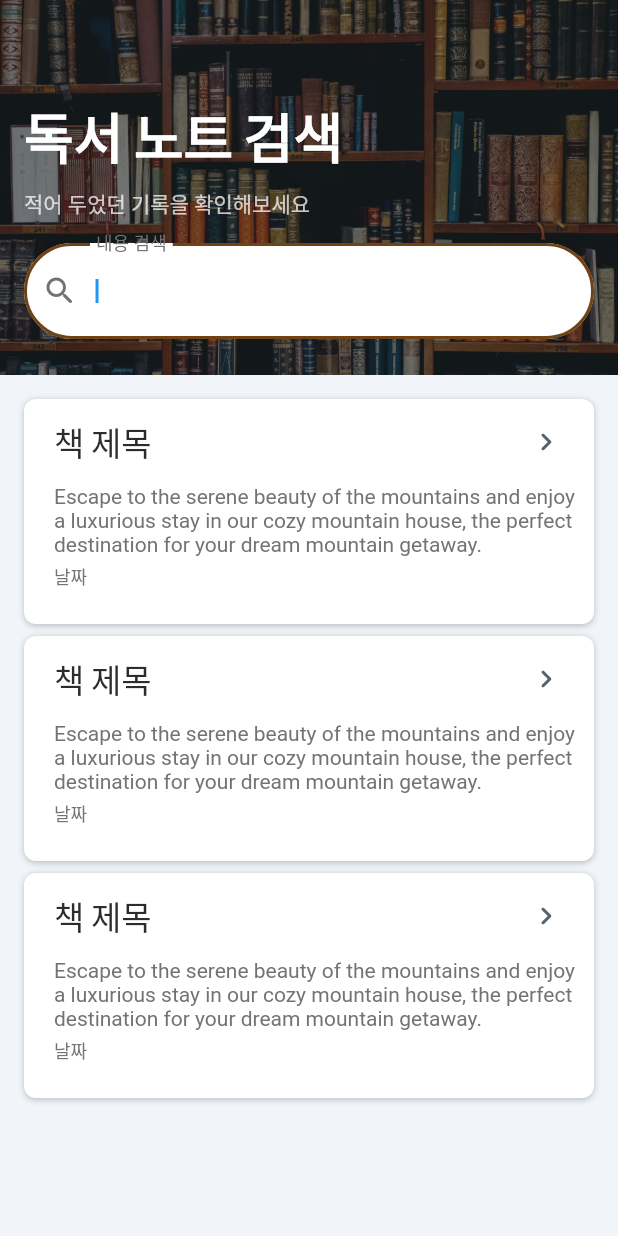
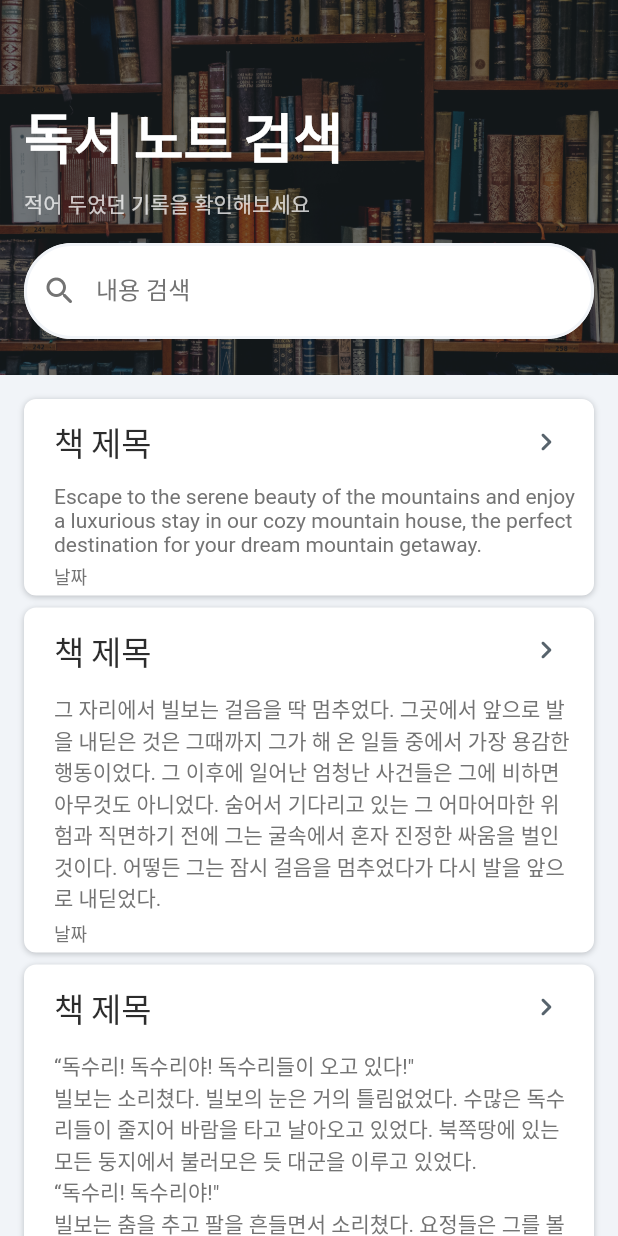
Before and after one commit to sonsalmon/Useo, a Flutter app: the NoteListScreenWidget screen opened by its route, on a phone screen of 412 x 824 dp. Run offline on Flutter 3.47's test engine with Material 2 defaults, Android fonts, the phone set to English and light mode, and no system bars; drawn by our look-alikes of auto_size_text; our stand-ins replace cached_network_image, flutter_animate, flutter_rating_bar, font_awesome_flutter, from_css_color, go_router and 6 more; missing offline and left inert: json_path; accounts and stored records are empty; Roboto replaces fonts that are missing (Readex Pro).

Commit message:
Update note list screen
노트 검새 스크린 구현

```diff
--- a/lib/screens/note_list_screen/note_list_screen_model.dart
+++ b/lib/screens/note_list_screen/note_list_screen_model.dart
@@ -1,21 +1,39 @@
-import '/flutter_flow/flutter_flow_theme.dart';
+import '../../backend/schema/structs/note_struct.dart';
 import '/flutter_flow/flutter_flow_util.dart';
-import 'package:auto_size_text/auto_size_text.dart';
 import 'package:flutter/material.dart';
-import 'package:google_fonts/google_fonts.dart';
-import 'package:provider/provider.dart';
 
 class NoteListScreenModel extends FlutterFlowModel {
   ///  State fields for stateful widgets in this page.
 
   final unfocusNode = FocusNode();
   // State field(s) for search widget.
+  bool isSearching = false;
   TextEditingController? searchController;
   String? Function(BuildContext, String?)? searchControllerValidator;
+  List<NoteStruct> noteList = [];
+  List<NoteStruct> filteredNoteList = [];
 
   /// Initialization and disposal methods.
 
-  void initState(BuildContext context) {}
+  void initState(BuildContext context) {
+    noteList.add(NoteStruct(
+      noteText:
+          'Escape to the serene beauty of the mountains and enjoy a luxurious stay in our cozy mountain house, the perfect destination for your dream mountain getaway.',
+    ));
+    noteList.add(NoteStruct(
+      noteText:
+          '그 자리에서 빌보는 걸음을 딱 멈추었다. 그곳에서 앞으로 발을 내딛은 것은 그때까지 그가 해 온 일들 중에서 가장 용감한 행동이었다. 그 이후에 일어난 엄청난 사건들은 그에 비하면 아무것도 아니었다. 숨어서 기다리고 있는 그 어마어마한 위험과 직면하기 전에 그는 굴속에서 혼자 진정한 싸움을 벌인 것이다. 어떻든 그는 잠시 걸음을 멈추었다가 다시 발을 앞으로 내딛었다. ',
+    ));
+    noteList.add(NoteStruct(
+      noteText:
+          '“독수리! 독수리야! 독수리들이 오고 있다!"\n빌보는 소리쳤다. 빌보의 눈은 거의 틀림없었다. 수많은 독수리들이 줄지어 바람을 타고 날아오고 있었다. 북쪽땅에 있는 모든 둥지에서 불러모은 듯 대군을 이루고 있었다. \n“독수리! 독수리야!"\n빌보는 춤을 추고 팔을 흔들면서 소리쳤다. 요정들은 그를 볼 수 없었지만 그의 목소리는 들을 수 있었다. 곧 요정들도 그 소리를 이어받아 함께 외쳤고 그 함성은 골짜기에 울려 퍼졌다. 골짜기에 있던 수많은 사람들이 놀라 하늘을 올려다보았지만 아직은 산의 남쪽 등성이 외의 어디에서도 보이지 않았다.',
+    ));
+    noteList.add(NoteStruct(
+      noteText:
+          '사람들은 어떻게 알고 길을 잘 찾는 걸까? 한남동에 가려는 사람들은 한남동으로, 압구정동에 가려는 사람들은 압구정동으로, 남으로, 북으로, 서쪽 끝으로, 동쪽 끝으로. 어떻게 화분을 실을 때 그것이 뒷자석을 건들지 않도록, 의자나 문에 자꾸 부딪히지 않도록 할 수 있을까? 아니 애초에 사람들은 정말로 목적지로 향하고 있기나 한 걸까? 어쩌면 사실은 우리처럼 길을 잘못 들어서 엉뚱한 방향과 시간과 자기 자신을 죽이면서 속으로 분노를 삭이고 (아니면 삭이지도 못하고) 앉아 있는 거 아닐까? 그래서 뒷자석에서 신경을 거스르는 화분을 차창 밖으로 던져버리고 싶은 충동을 억누르고 있지는 않을까? ',
+    ));
+    filteredNoteList = noteList;
+  }
 
   void dispose() {
     unfocusNode.dispose();
--- a/lib/screens/note_list_screen/note_list_screen_widget.dart
+++ b/lib/screens/note_list_screen/note_list_screen_widget.dart
@@ -1,6 +1,5 @@
 import '/flutter_flow/flutter_flow_theme.dart';
 import '/flutter_flow/flutter_flow_util.dart';
-import 'package:auto_size_text/auto_size_text.dart';
 import 'package:flutter/material.dart';
 import 'package:provider/provider.dart';
 import 'note_list_screen_model.dart';
@@ -38,11 +37,20 @@ class _NoteListScreenWidgetState extends State<NoteListScreenWidget> {
     context.watch<FFAppState>();
 
     return GestureDetector(
-      onTap: () => FocusScope.of(context).requestFocus(_model.unfocusNode),
+      onTap: () {
+        print('바깥 터치 -> unfocus');
+        FocusScope.of(context).requestFocus(_model.unfocusNode);
+        setState(() {
+          _model.isSearching = false;
+          _model.filteredNoteList = _model.noteList;
+        });
+      },
       child: Scaffold(
         key: scaffoldKey,
         backgroundColor: FlutterFlowTheme.of(context).primaryBackground,
-        body: SingleChildScrollView(
+        body: SafeArea(
+          top: true,
+          child: SingleChildScrollView(
             child: Column(
               mainAxisSize: MainAxisSize.max,
               crossAxisAlignment: CrossAxisAlignment.start,
@@ -65,8 +73,8 @@ class _NoteListScreenWidgetState extends State<NoteListScreenWidget> {
                       color: Color(0x9A1D2428),
                     ),
                     child: Padding(
-                    padding:
-                        EdgeInsetsDirectional.fromSTEB(16.0, 64.0, 16.0, 12.0),
+                      padding: EdgeInsetsDirectional.fromSTEB(
+                          16.0, 64.0, 16.0, 12.0),
                       child: Column(
                         // mainAxisSize: MainAxisSize.max,
                         crossAxisAlignment: CrossAxisAlignment.start,
@@ -86,8 +94,9 @@ class _NoteListScreenWidgetState extends State<NoteListScreenWidget> {
                           ),
                           Text(
                             '적어 두었던 기록을 확인해보세요',
-                          style:
-                              FlutterFlowTheme.of(context).labelMedium.override(
+                            style: FlutterFlowTheme.of(context)
+                                .labelMedium
+                                .override(
                                   fontFamily: 'Readex Pro',
                                   color: Color(0xBEFFFFFF),
                                 ),
@@ -99,12 +108,56 @@ class _NoteListScreenWidgetState extends State<NoteListScreenWidget> {
                               width: double.infinity,
                               child: TextFormField(
                                 controller: _model.searchController,
-                              autofocus: true,
-                              obscureText: false,
+                                // onChanged: (value) => EasyDebounce.debounce(
+                                //   '_model.textController',
+                                //   Duration(milliseconds: 2000),
+                                //   () => setState(() {}),
+                                // ),
+                                // chatgpt 코드
+                                onTap: () {
+                                  //검색 텍스트 필드 클릭하면 검색상태로 진입
+                                  print('on tap textform field');
+                                  setState(() {
+                                    _model.isSearching = true;
+                                  });
+                                },
+                                onChanged: (value) {
+                                  print('내용 바뀌는 중');
+                                  if (_model.isSearching) {
+                                    if (_model.searchController.text.isEmpty) {
+                                      setState(() {
+                                        _model.filteredNoteList = [];
+                                      });
+                                    } else {
+                                      setState(() {
+                                        _model.filteredNoteList = _model
+                                            .noteList
+                                            .where((note) => note.noteText
+                                                .toLowerCase()
+                                                .contains(value.toLowerCase()))
+                                            .toList();
+                                      });
+                                    }
+                                  }
+                                },
+
+                                // autofocus: true,
+                                // obscureText: false,
                                 decoration: InputDecoration(
                                   labelText: '내용 검색',
                                   labelStyle:
                                       FlutterFlowTheme.of(context).labelLarge,
+                                  suffixIcon: _model.isSearching
+                                      ? IconButton(
+                                          icon: Icon(Icons.clear),
+                                          onPressed: () {
+                                            print('클리어텍스트');
+                                            setState(() {
+                                              _model.searchController?.clear();
+                                              _model.filteredNoteList = [];
+                                            });
+                                          })
+                                      : null,
                                   enabledBorder: OutlineInputBorder(
                                     borderSide: BorderSide(
                                       color: FlutterFlowTheme.of(context)
@@ -115,23 +168,24 @@ class _NoteListScreenWidgetState extends State<NoteListScreenWidget> {
                                   ),
                                   focusedBorder: OutlineInputBorder(
                                     borderSide: BorderSide(
-                                    color: FlutterFlowTheme.of(context).primary,
+                                      color:
+                                          FlutterFlowTheme.of(context).primary,
                                       width: 2.0,
                                     ),
                                     borderRadius: BorderRadius.circular(40.0),
                                   ),
                                   errorBorder: OutlineInputBorder(
                                     borderSide: BorderSide(
-                                    color:
-                                        FlutterFlowTheme.of(context).alternate,
+                                      color: FlutterFlowTheme.of(context)
+                                          .alternate,
                                       width: 2.0,
                                     ),
                                     borderRadius: BorderRadius.circular(40.0),
                                   ),
                                   focusedErrorBorder: OutlineInputBorder(
                                     borderSide: BorderSide(
-                                    color:
-                                        FlutterFlowTheme.of(context).alternate,
+                                      color: FlutterFlowTheme.of(context)
+                                          .alternate,
                                       width: 2.0,
                                     ),
                                     borderRadius: BorderRadius.circular(40.0),
@@ -139,7 +193,8 @@ class _NoteListScreenWidgetState extends State<NoteListScreenWidget> {
                                   filled: true,
                                   fillColor: FlutterFlowTheme.of(context)
                                       .secondaryBackground,
-                                contentPadding: EdgeInsetsDirectional.fromSTEB(
+                                  contentPadding:
+                                      EdgeInsetsDirectional.fromSTEB(
                                           24.0, 24.0, 0.0, 24.0),
                                   prefixIcon: Icon(
                                     Icons.search_rounded,
@@ -165,18 +220,13 @@ class _NoteListScreenWidgetState extends State<NoteListScreenWidget> {
                   child: Column(
                     mainAxisSize: MainAxisSize.max,
                     children: [
-                    ListView(
-                      padding: EdgeInsets.zero,
-                      shrinkWrap: true,
-                      scrollDirection: Axis.vertical,
-                      children: [
-                        for (int i = 0; i < 3; i++)
+                      for (var note in _model.filteredNoteList)
                         Padding(
                           padding: EdgeInsetsDirectional.fromSTEB(
                               16.0, 0.0, 16.0, 8.0),
                           child: Container(
                             width: double.infinity,
-                              height: 150.0,
+                            // height: 150.0,
                             decoration: BoxDecoration(
                               color: FlutterFlowTheme.of(context)
                                   .secondaryBackground,
@@ -211,8 +261,7 @@ class _NoteListScreenWidgetState extends State<NoteListScreenWidget> {
                                           child: Text(
                                             '책 제목',
                                             textAlign: TextAlign.end,
-                                              style:
-                                                  FlutterFlowTheme.of(context)
+                                            style: FlutterFlowTheme.of(context)
                                                 .titleLarge,
                                           ),
                                         ),
@@ -227,8 +276,8 @@ class _NoteListScreenWidgetState extends State<NoteListScreenWidget> {
                                   Padding(
                                     padding: EdgeInsetsDirectional.fromSTEB(
                                         16.0, 4.0, 8.0, 0.0),
-                                      child: AutoSizeText(
-                                        'Escape to the serene beauty of the mountains and enjoy a luxurious stay in our cozy mountain house, the perfect destination for your dream mountain getaway.',
+                                    child: Text(
+                                      '${note.noteText}',
                                       textAlign: TextAlign.start,
                                       style: FlutterFlowTheme.of(context)
                                           .labelMedium,
@@ -250,10 +299,9 @@ class _NoteListScreenWidgetState extends State<NoteListScreenWidget> {
                         ),
                     ],
                   ),
+                ),
               ],
             ),
-              ),
-            ],
           ),
         ),
       ),
```
Lines whose indentation alone changed are shown as unchanged.
